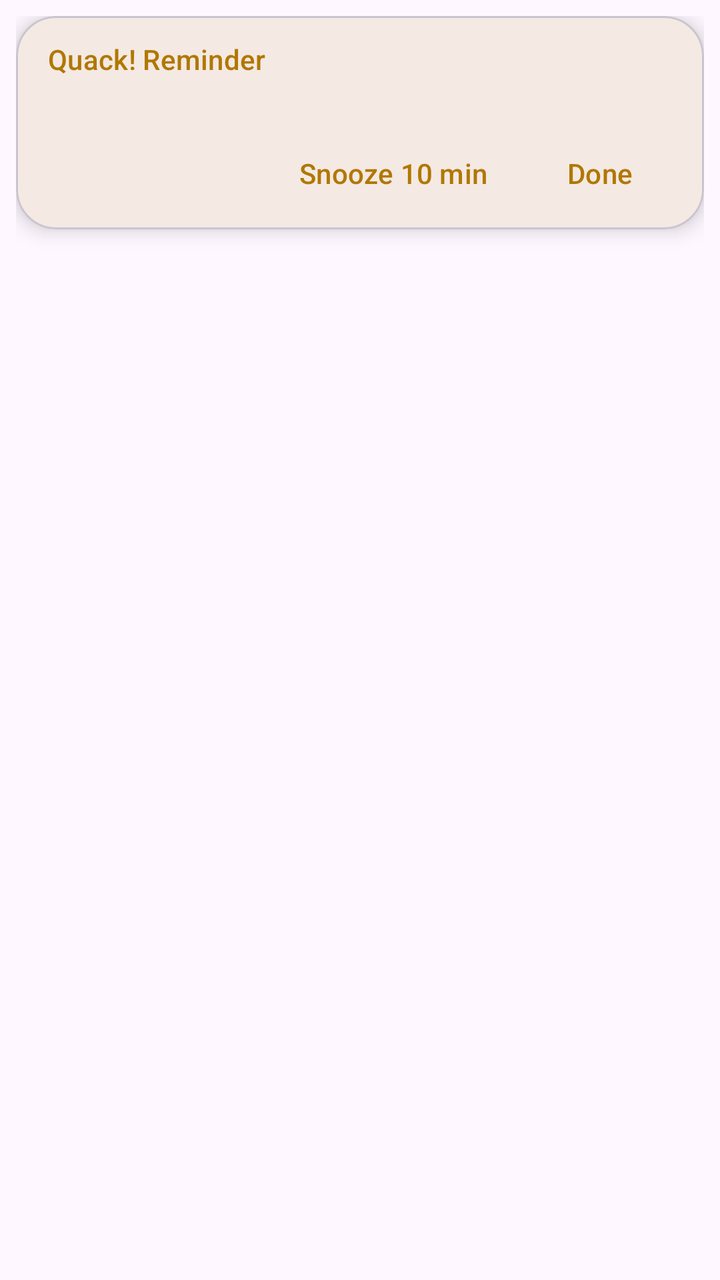
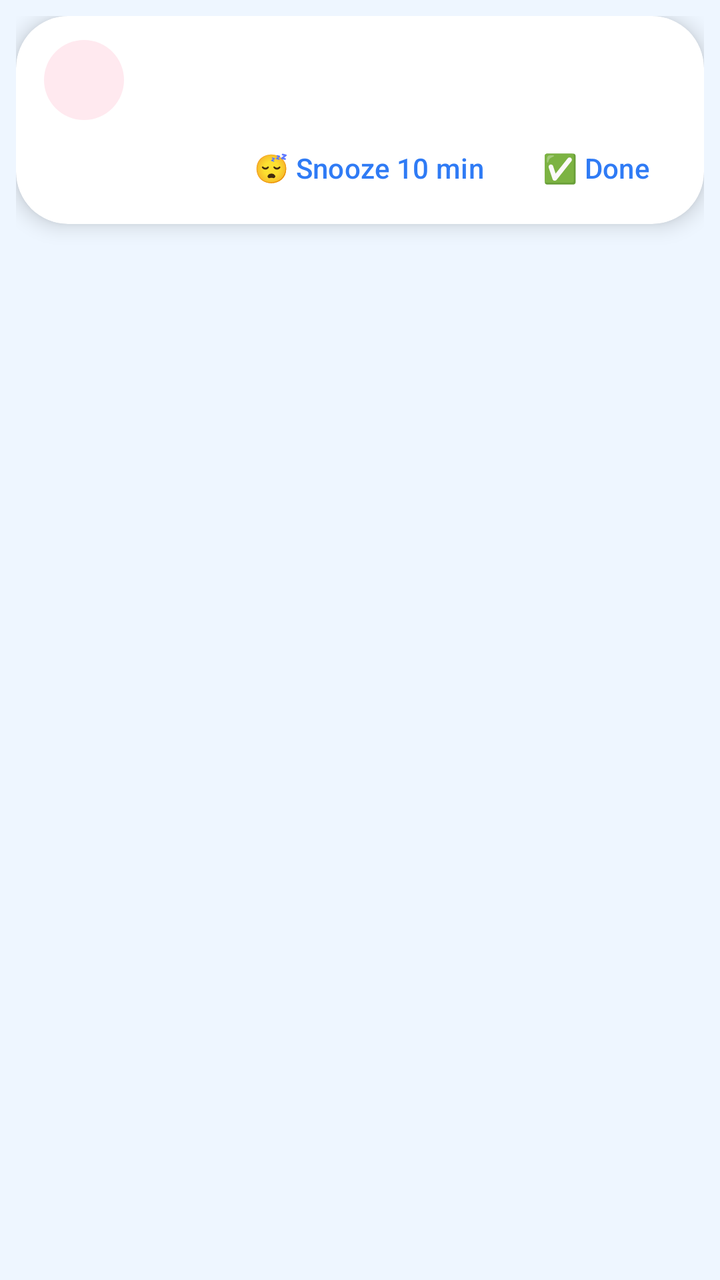

An Android layout rendered at two revisions. The XML below is the earlier revision; the diff shows what the commit changed to produce the second picture.
<!-- AndroidManifest.xml: application theme Theme.ReminderDucky -->
<!-- res/layout/bubble_alert.xml -->
<?xml version="1.0" encoding="utf-8"?>
<FrameLayout xmlns:android="http://schemas.android.com/apk/res/android"
    xmlns:app="http://schemas.android.com/apk/res-auto"
    android:layout_width="match_parent"
    android:layout_height="wrap_content"
    android:padding="8dp">

    <com.google.android.material.card.MaterialCardView
        android:layout_width="match_parent"
        android:layout_height="wrap_content"
        app:cardCornerRadius="20dp"
        app:cardElevation="6dp">

        <LinearLayout
            android:layout_width="match_parent"
            android:layout_height="wrap_content"
            android:orientation="vertical"
            android:paddingStart="16dp"
            android:paddingTop="12dp"
            android:paddingEnd="8dp"
            android:paddingBottom="4dp">

            <TextView
                android:id="@+id/bubbleTitle"
                android:layout_width="match_parent"
                android:layout_height="wrap_content"
                android:text="Quack! Reminder"
                android:textAppearance="?attr/textAppearanceLabelLarge"
                android:textColor="?attr/colorPrimary" />

            <TextView
                android:id="@+id/bubbleText"
                android:layout_width="match_parent"
                android:layout_height="wrap_content"
                android:layout_marginTop="2dp"
                android:layout_marginEnd="8dp"
                android:ellipsize="end"
                android:maxLines="5"
                android:textAppearance="?attr/textAppearanceBodyLarge" />

            <LinearLayout
                android:layout_width="match_parent"
                android:layout_height="wrap_content"
                android:gravity="end"
                android:orientation="horizontal">

                <com.google.android.material.button.MaterialButton
                    android:id="@+id/bubbleSnooze"
                    style="?attr/borderlessButtonStyle"
                    android:layout_width="wrap_content"
                    android:layout_height="wrap_content"
                    android:text="Snooze 10 min" />

                <com.google.android.material.button.MaterialButton
                    android:id="@+id/bubbleDone"
                    style="?attr/borderlessButtonStyle"
                    android:layout_width="wrap_content"
                    android:layout_height="wrap_content"
                    android:text="Done" />
            </LinearLayout>
        </LinearLayout>
    </com.google.android.material.card.MaterialCardView>
</FrameLayout>
<!-- resources referenced by this layout -->
<resources>
  <style name="Theme.ReminderDucky" parent="Theme.Material3.DayNight.NoActionBar">
          <item name="colorPrimary">#B07800</item>
          <item name="colorOnPrimary">#FFFFFF</item>
          <item name="colorPrimaryContainer">#FFDFA0</item>
          <item name="colorOnPrimaryContainer">#2A1800</item>
          <item name="colorSecondaryContainer">#FBE3B5</item>
          <item name="colorOnSecondaryContainer">#2A1800</item>
      </style>
</resources>

<!-- the commit's change to res/layout/bubble_alert.xml (unified diff, before → after) -->
@@ -8,35 +8,59 @@
     <com.google.android.material.card.MaterialCardView
         android:layout_width="match_parent"
         android:layout_height="wrap_content"
-        app:cardCornerRadius="20dp"
-        app:cardElevation="6dp">
+        app:cardBackgroundColor="@color/card"
+        app:cardCornerRadius="26dp"
+        app:cardElevation="6dp"
+        app:strokeWidth="0dp">
 
         <LinearLayout
             android:layout_width="match_parent"
             android:layout_height="wrap_content"
             android:orientation="vertical"
-            android:paddingStart="16dp"
+            android:paddingStart="14dp"
             android:paddingTop="12dp"
-            android:paddingEnd="8dp"
+            android:paddingEnd="10dp"
             android:paddingBottom="4dp">
 
-            <TextView
-                android:id="@+id/bubbleTitle"
+            <LinearLayout
                 android:layout_width="match_parent"
                 android:layout_height="wrap_content"
-                android:text="Quack! Reminder"
-                android:textAppearance="?attr/textAppearanceLabelLarge"
-                android:textColor="?attr/colorPrimary" />
+                android:gravity="center_vertical"
+                android:orientation="horizontal">
 
-            <TextView
-                android:id="@+id/bubbleText"
-                android:layout_width="match_parent"
-                android:layout_height="wrap_content"
-                android:layout_marginTop="2dp"
-                android:layout_marginEnd="8dp"
-                android:ellipsize="end"
-                android:maxLines="5"
-                android:textAppearance="?attr/textAppearanceBodyLarge" />
+                <TextView
+                    android:id="@+id/bubbleIcon"
+                    android:layout_width="40dp"
+                    android:layout_height="40dp"
+                    android:background="@drawable/icon_circle"
+                    android:gravity="center"
+                    android:textSize="20sp" />
+
+                <LinearLayout
+                    android:layout_width="0dp"
+                    android:layout_height="wrap_content"
+                    android:layout_marginStart="12dp"
+                    android:layout_weight="1"
+                    android:orientation="vertical">
+
+                    <TextView
+                        android:id="@+id/bubbleText"
+                        android:layout_width="match_parent"
+                        android:layout_height="wrap_content"
+                        android:ellipsize="end"
+                        android:maxLines="4"
+                        android:textColor="@color/ink"
+                        android:textSize="16sp"
+                        android:textStyle="bold" />
+
+                    <TextView
+                        android:id="@+id/bubbleTime"
+                        android:layout_width="match_parent"
+                        android:layout_height="wrap_content"
+                        android:textColor="@color/ink_soft"
+                        android:textSize="13sp" />
+                </LinearLayout>
+            </LinearLayout>
 
             <LinearLayout
                 android:layout_width="match_parent"
@@ -49,14 +73,14 @@
                     style="?attr/borderlessButtonStyle"
                     android:layout_width="wrap_content"
                     android:layout_height="wrap_content"
-                    android:text="Snooze 10 min" />
+                    android:text="😴 Snooze 10 min" />
 
                 <com.google.android.material.button.MaterialButton
                     android:id="@+id/bubbleDone"
                     style="?attr/borderlessButtonStyle"
                     android:layout_width="wrap_content"
                     android:layout_height="wrap_content"
-                    android:text="Done" />
+                    android:text="✅ Done" />
             </LinearLayout>
         </LinearLayout>
     </com.google.android.material.card.MaterialCardView>
<!-- resource entries referenced after the edit -->
@@ -1,12 +1,29 @@
 <!-- resources referenced by this layout -->
 <resources>
+  <color name="card">#FFFFFF</color>
+  <color name="ink">#1F2A3D</color>
+  <color name="ink_soft">#66728A</color>
+  <!-- drawable icon_circle (drawable) -->
+  <?xml version="1.0" encoding="utf-8"?>
+  <shape xmlns:android="http://schemas.android.com/apk/res/android" android:shape="oval">
+      <solid android:color="@color/icon_circle" />
+  </shape>
   <style name="Theme.ReminderDucky" parent="Theme.Material3.DayNight.NoActionBar">
-          <item name="colorPrimary">#B07800</item>
+          <item name="colorPrimary">#2F7BF5</item>
           <item name="colorOnPrimary">#FFFFFF</item>
-          <item name="colorPrimaryContainer">#FFDFA0</item>
-          <item name="colorOnPrimaryContainer">#2A1800</item>
-          <item name="colorSecondaryContainer">#FBE3B5</item>
-          <item name="colorOnSecondaryContainer">#2A1800</item>
+          <item name="colorPrimaryContainer">#D8E8FF</item>
+          <item name="colorOnPrimaryContainer">#0B2A5C</item>
+          <item name="colorSecondaryContainer">#FFE8A3</item>
+          <item name="colorOnSecondaryContainer">#3A2A00</item>
+          <item name="android:windowBackground">@color/page</item>
+          <item name="materialCardViewStyle">@style/DuckCard</item>
+      </style>
+  <color name="icon_circle">#FFE9EF</color>
+  <color name="page">#EEF6FF</color>
+  <style name="DuckCard" parent="Widget.Material3.CardView.Elevated">
+          <item name="cardCornerRadius">24dp</item>
+          <item name="cardBackgroundColor">@color/card</item>
+          <item name="cardElevation">2dp</item>
       </style>
 </resources>
 
